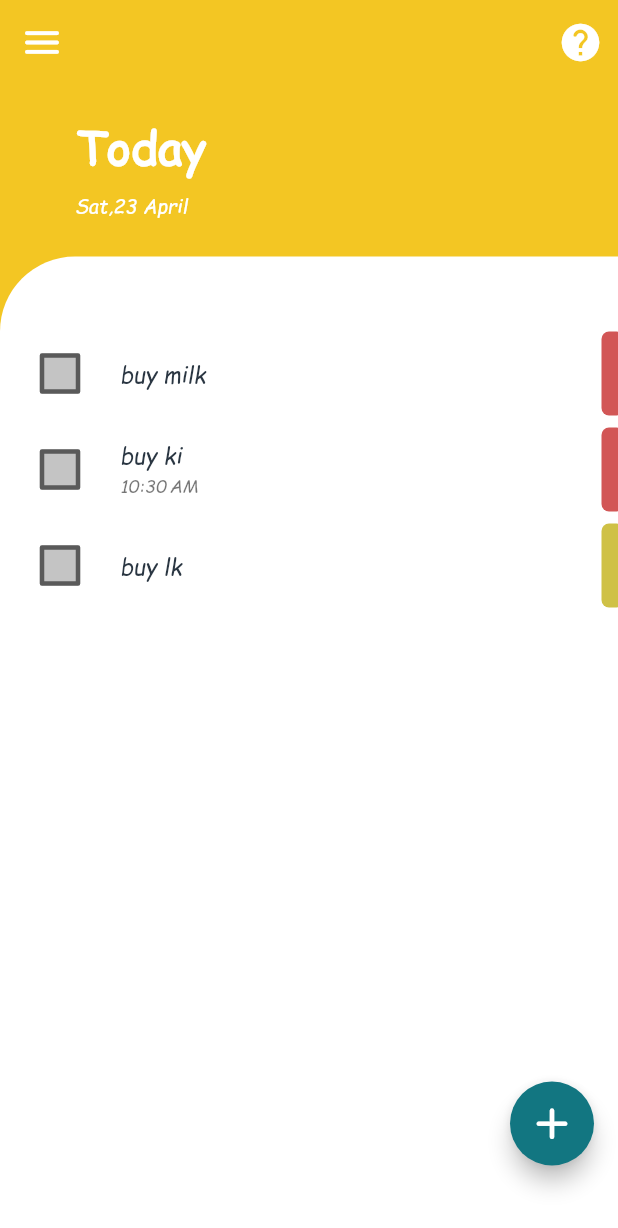
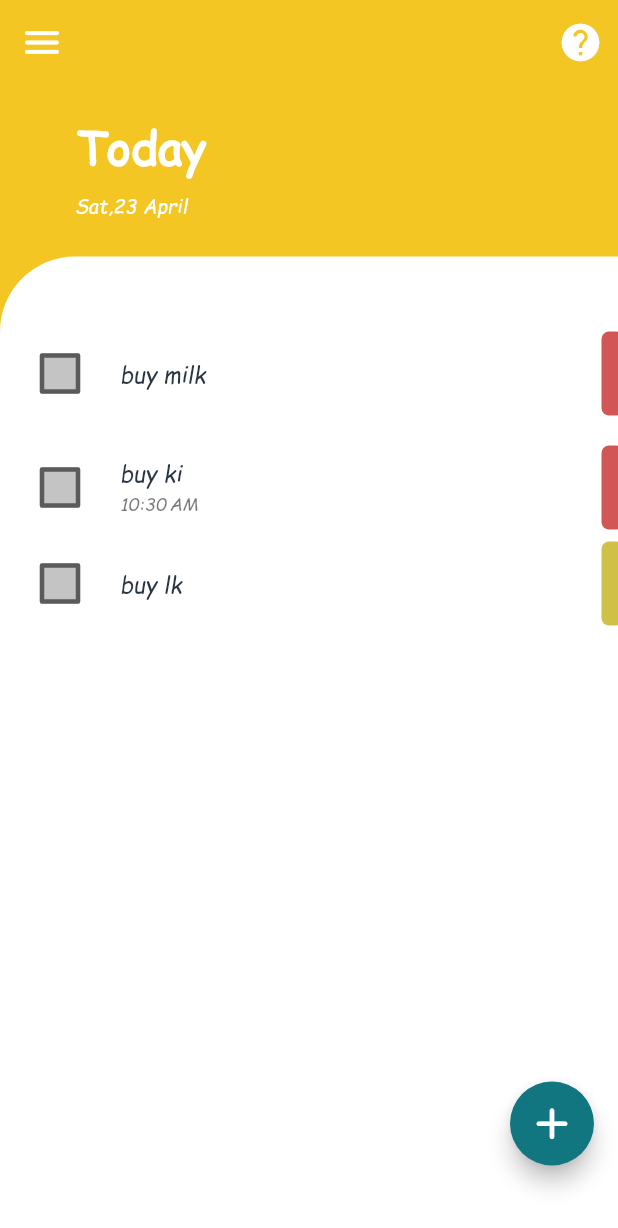
Before and after one commit to weaamokok/toDoADay, a Flutter app: the screen it shows after launch, on a phone screen of 412 x 824 dp. Shown: the top 1228 px of the screen. Run offline on Flutter 3.47's test engine with Material 2 defaults, Android fonts, the phone set to English and light mode, and no system bars; our stand-ins replace flutter_time_picker_spinner.

```diff
--- a/to_do_a_day/lib/elements/widgets/taskTile.dart
+++ b/to_do_a_day/lib/elements/widgets/taskTile.dart
@@ -4,11 +4,12 @@ import '../const.dart';
 import 'package:intl/intl.dart';
 
 String todo = 'bake a cake';
+double Spaceing = 0;
 
 class aTask extends StatelessWidget {
   String taskTitle;
   final bool isChecked;
-  int priority;
+  int priority = 1;
   DateTime? notifi;
   final Function chechboxCallback;
 
@@ -17,7 +18,10 @@ class aTask extends StatelessWidget {
 
   @override
   Widget build(BuildContext context) {
-    return ListTile(
+    return Padding(
+      padding: EdgeInsets.only(
+          bottom: notifi != null ? Spaceing = 0 : Spaceing = 12),
+      child: ListTile(
         leading: Transform.scale(
           scale: 1.5,
           child: Checkbox(
@@ -59,6 +63,7 @@ class aTask extends StatelessWidget {
             width: 15,
           ),
         ),
+      ),
     );
   }
 }
--- a/to_do_a_day/lib/main.dart
+++ b/to_do_a_day/lib/main.dart
@@ -13,3 +13,4 @@ class MyApp extends StatelessWidget {
     );
   }
 }
+/////to do fix the padding between each task when no alarm
--- a/to_do_a_day/lib/screens/task_screen.dart
+++ b/to_do_a_day/lib/screens/task_screen.dart
@@ -115,7 +115,9 @@ class _TasksScreenState extends State<TasksScreen> {
                                         setState(() {
                                           tasks.add(Task(
                                               name: newTask,
-                                              priority: selectedPriority,
+                                              priority: selectedPriority == null
+                                                  ? 1
+                                                  : selectedPriority,
                                               notifacation: alarm));
                                         });
                                       }));
```
Lines whose indentation alone changed are shown as unchanged.
